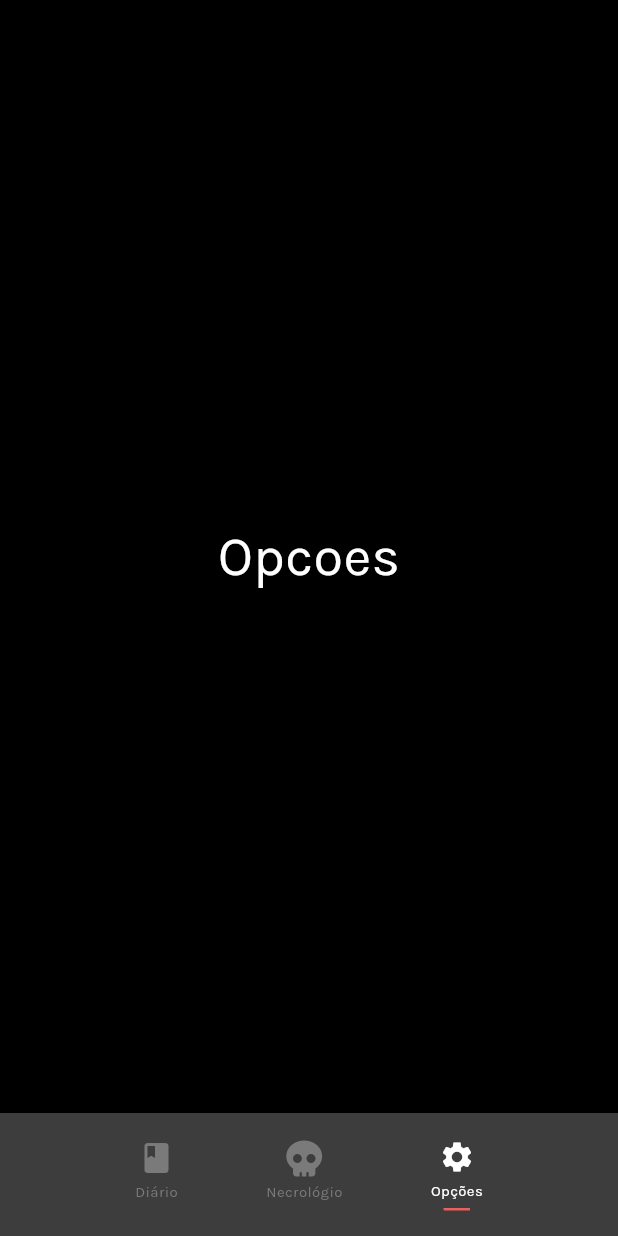
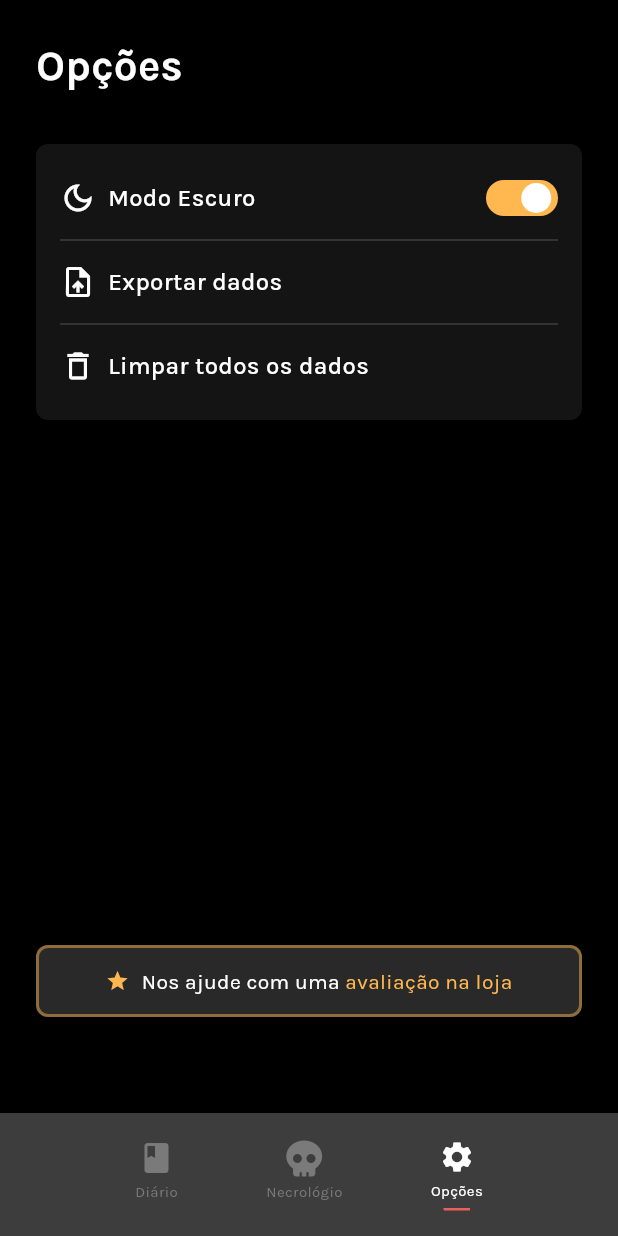
Before and after one commit to kelvinwieth/necrologium, a Flutter app: the OptionsScreen screen opened by its route, on a phone screen of 412 x 824 dp. Run offline on Flutter 3.47's test engine with Material 3 defaults, Android fonts, the phone set to English and light mode, and no system bars; drawn by our look-alikes of flutter_switch; our stand-ins replace dartx, equatable, flutter_bloc, flutter_svg, font_awesome_flutter, go_router and 1 more; missing offline and left inert: dart_date.

Commit message:
feat(options): add options

```diff
--- a/lib/main.dart
+++ b/lib/main.dart
@@ -3,10 +3,8 @@ import 'package:intl/date_symbol_data_local.dart';
 import 'package:intl/intl.dart';
 import 'package:necrologium/navigation/navigation.dart';
 import 'package:necrologium/shared/ui/styles/ne_colors.dart';
-import 'package:timezone/data/latest.dart' as tz;
 
 void main() async {
-  tz.initializeTimeZones();
   Intl.defaultLocale = 'pt_BR';
   await initializeDateFormatting();
   runApp(
--- a/lib/options/ui/options_screen.dart
+++ b/lib/options/ui/options_screen.dart
@@ -1,6 +1,8 @@
 import 'package:flutter/material.dart';
+import 'package:flutter_switch/flutter_switch.dart';
 import 'package:necrologium/shared/ui/extensions/context_colors_helper.dart';
 import 'package:necrologium/shared/ui/texts/ne_texts.dart';
+import 'package:necrologium/shared/ui/widgets/spacers.dart';
 
 class OptionsScreen extends StatelessWidget {
   const OptionsScreen({super.key});
@@ -9,12 +11,170 @@ class OptionsScreen extends StatelessWidget {
   Widget build(BuildContext context) {
     return Scaffold(
       backgroundColor: context.colors.background,
-      body: Center(
-        child: NeDisplayText(
-          'Opcoes',
-          color: context.colors.onBackground,
+      body: SafeArea(
+        child: Padding(
+          padding: const EdgeInsets.all(24),
+          child: Column(
+            crossAxisAlignment: CrossAxisAlignment.start,
+            children: [
+              NeH1Text.bold(
+                'Opções',
+                color: context.colors.onBackground,
+              ),
+              const VerticalSpace(32),
+              Container(
+                decoration: BoxDecoration(
+                  color: context.colors.surfaceVariant,
+                  borderRadius: BorderRadius.circular(8),
+                ),
+                padding: const EdgeInsets.symmetric(
+                  horizontal: 16,
+                  vertical: 24,
+                ),
+                child: const Column(
+                  children: [
+                    _DarkModeOption(),
+                    Divider(height: 32),
+                    _ExportDataOption(),
+                    Divider(height: 32),
+                    _ClearDataOption(),
+                  ],
+                ),
+              ),
+              const Spacer(),
+              const _RateUsButton(),
+              const VerticalSpace(40),
+            ],
+          ),
         ),
       ),
     );
   }
 }
+
+class _DarkModeOption extends StatelessWidget {
+  const _DarkModeOption();
+
+  @override
+  Widget build(BuildContext context) {
+    return Row(
+      children: [
+        Icon(
+          Icons.dark_mode_outlined,
+          color: context.colors.onSurfaceVariant,
+        ),
+        const HorizontalSpace(8),
+        Text(
+          'Modo Escuro',
+          style: TextStyle(
+            fontSize: 16,
+            color: context.colors.onSurfaceVariant,
+            fontWeight: FontWeight.w500,
+          ),
+        ),
+        const Spacer(),
+        FlutterSwitch(
+          value: true,
+          onToggle: (_) {},
+          height: 24,
+          width: 48,
+          padding: 2,
+          activeColor: context.colors.primary,
+        ),
+      ],
+    );
+  }
+}
+
+class _ExportDataOption extends StatelessWidget {
+  const _ExportDataOption();
+
+  @override
+  Widget build(BuildContext context) {
+    return Row(
+      children: [
+        Icon(
+          Icons.upload_file,
+          color: context.colors.onSurfaceVariant,
+        ),
+        const HorizontalSpace(8),
+        Text(
+          'Exportar dados',
+          style: TextStyle(
+            fontSize: 16,
+            color: context.colors.onSurfaceVariant,
+            fontWeight: FontWeight.w500,
+          ),
+        ),
+      ],
+    );
+  }
+}
+
+class _ClearDataOption extends StatelessWidget {
+  const _ClearDataOption();
+
+  @override
+  Widget build(BuildContext context) {
+    return Row(
+      children: [
+        Icon(
+          Icons.delete_outline,
+          color: context.colors.onSurfaceVariant,
+        ),
+        const HorizontalSpace(8),
+        Text(
+          'Limpar todos os dados',
+          style: TextStyle(
+            fontSize: 16,
+            color: context.colors.onSurfaceVariant,
+            fontWeight: FontWeight.w500,
+          ),
+        ),
+      ],
+    );
+  }
+}
+
+class _RateUsButton extends StatelessWidget {
+  const _RateUsButton();
+
+  @override
+  Widget build(BuildContext context) {
+    return Container(
+      decoration: BoxDecoration(
+        color: context.colors.surface,
+        borderRadius: BorderRadius.circular(8),
+        border: Border.all(
+          color: context.colors.primary.withOpacity(0.48),
+          width: 2,
+        ),
+      ),
+      padding: const EdgeInsets.all(12),
+      child: Row(
+        mainAxisSize: MainAxisSize.max,
+        mainAxisAlignment: MainAxisAlignment.center,
+        children: [
+          Icon(
+            Icons.star,
+            size: 16,
+            color: context.colors.primary,
+          ),
+          const HorizontalSpace(8),
+          Text(
+            'Nos ajude com uma',
+            style: TextStyle(
+              color: context.colors.onSurface,
+            ),
+          ),
+          Text(
+            ' avaliação na loja',
+            style: TextStyle(
+              color: context.colors.primary,
+            ),
+          ),
+        ],
+      ),
+    );
+  }
+}
--- a/pubspec.yaml
+++ b/pubspec.yaml
@@ -19,7 +19,7 @@ dependencies:
   dart_date: ^1.3.2
   intl: ^0.18.0
   dartx: ^1.2.0
-  timezone: ^0.9.2
+  flutter_switch: ^0.3.2
 
 dev_dependencies:
   flutter_test:
```
Also changed, not shown: pubspec.lock.
